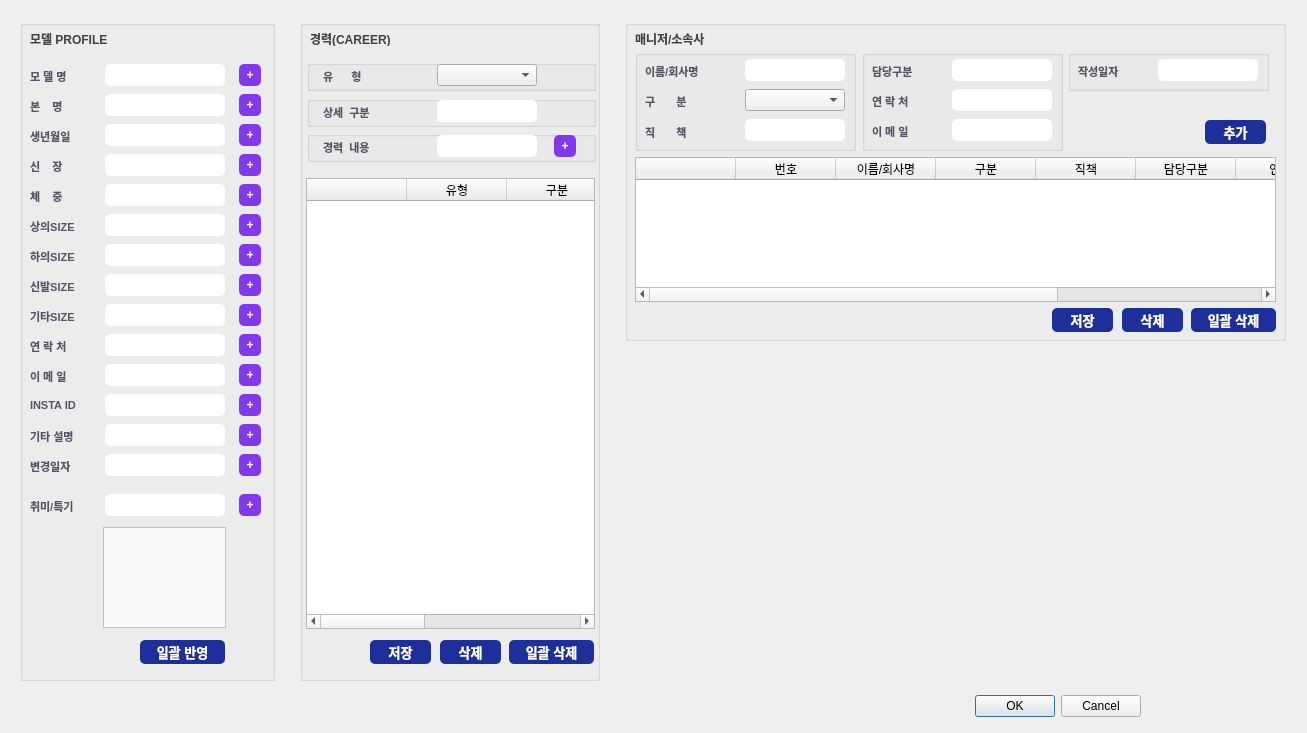
Qt form model_manager/model_info_window.ui (ahns13/model_mng_program) before a commit.
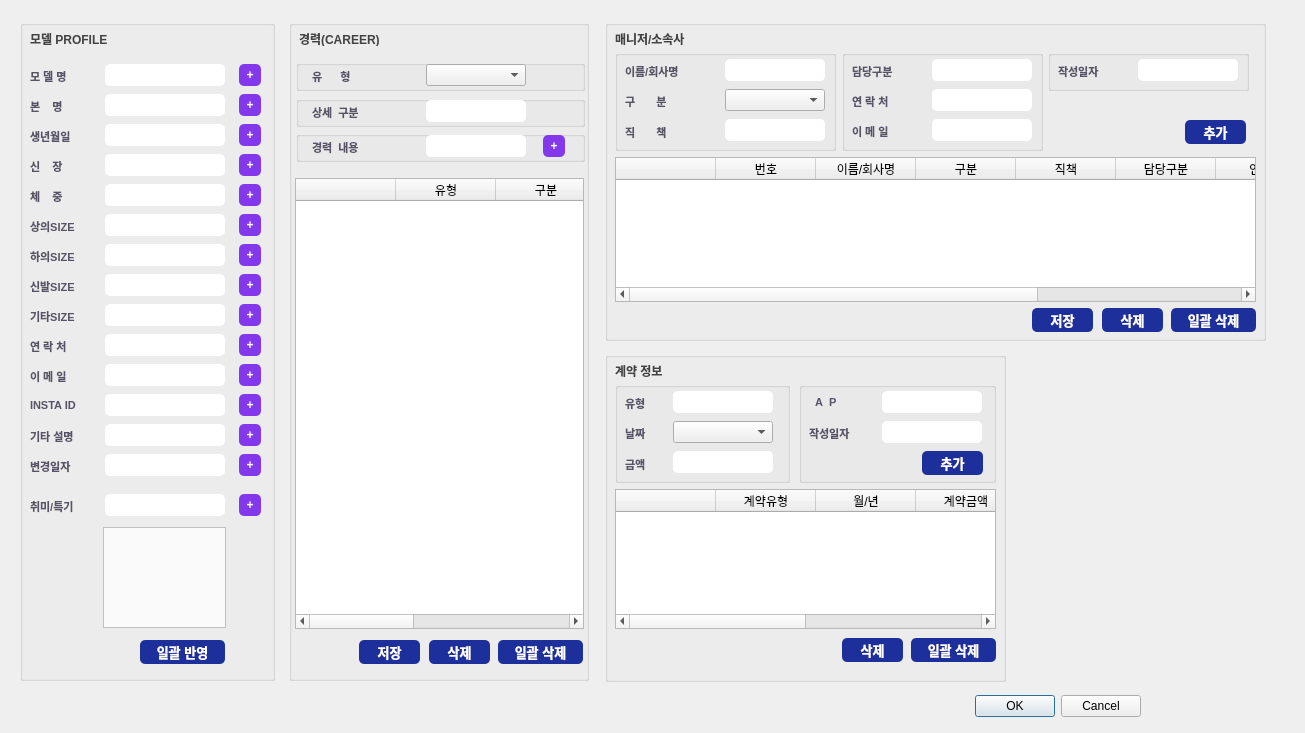
The same form after that commit.

```diff
--- a/model_manager/model_info_window.ui
+++ b/model_manager/model_info_window.ui
@@ -6,7 +6,7 @@
    <rect>
     <x>0</x>
     <y>0</y>
-    <width>1307</width>
+    <width>1305</width>
     <height>733</height>
    </rect>
   </property>
@@ -1181,7 +1181,7 @@
   <widget class="QGroupBox" name="groupBox_career">
    <property name="geometry">
     <rect>
-     <x>300</x>
+     <x>289</x>
      <y>20</y>
      <width>300</width>
      <height>661</height>
@@ -1492,7 +1492,7 @@
   <widget class="QGroupBox" name="groupBox_contact">
    <property name="geometry">
     <rect>
-     <x>625</x>
+     <x>605</x>
      <y>20</y>
      <width>661</width>
      <height>321</height>
@@ -1935,6 +1935,337 @@
     </property>
    </widget>
   </widget>
+  <widget class="QGroupBox" name="groupBox_contract">
+   <property name="geometry">
+    <rect>
+     <x>605</x>
+     <y>352</y>
+     <width>401</width>
+     <height>330</height>
+    </rect>
+   </property>
+   <property name="title">
+    <string/>
+   </property>
+   <widget class="QLabel" name="label_contract_title">
+    <property name="geometry">
+     <rect>
+      <x>10</x>
+      <y>10</y>
+      <width>111</width>
+      <height>16</height>
+     </rect>
+    </property>
+    <property name="styleSheet">
+     <string notr="true">border: none;</string>
+    </property>
+    <property name="text">
+     <string>&lt;html&gt;&lt;head/&gt;&lt;body&gt;&lt;p&gt;&lt;span style=&quot; font-weight:600; color:#424242;&quot;&gt;계약 정보&lt;/span&gt;&lt;/p&gt;&lt;/body&gt;&lt;/html&gt;</string>
+    </property>
+   </widget>
+   <widget class="QGroupBox" name="groupBox_contract_1">
+    <property name="geometry">
+     <rect>
+      <x>10</x>
+      <y>30</y>
+      <width>175</width>
+      <height>101</height>
+     </rect>
+    </property>
+    <property name="styleSheet">
+     <string notr="true"/>
+    </property>
+    <property name="title">
+     <string/>
+    </property>
+    <widget class="QComboBox" name="comboBox_contract_c_month">
+     <property name="geometry">
+      <rect>
+       <x>58</x>
+       <y>39</y>
+       <width>100</width>
+       <height>22</height>
+      </rect>
+     </property>
+     <property name="styleSheet">
+      <string notr="true"/>
+     </property>
+     <property name="duplicatesEnabled">
+      <bool>false</bool>
+     </property>
+     <property name="frame">
+      <bool>true</bool>
+     </property>
+    </widget>
+    <widget class="QLabel" name="label_contract_gubun">
+     <property name="geometry">
+      <rect>
+       <x>10</x>
+       <y>43</y>
+       <width>40</width>
+       <height>16</height>
+      </rect>
+     </property>
+     <property name="styleSheet">
+      <string notr="true">border: none;</string>
+     </property>
+     <property name="text">
+      <string>&lt;html&gt;&lt;head/&gt;&lt;body&gt;&lt;p align=&quot;justify&quot;&gt;&lt;span style=&quot; font-size:8pt; font-weight:600; color:#575266;&quot;&gt;날짜&lt;/span&gt;&lt;/p&gt;&lt;/body&gt;&lt;/html&gt;</string>
+     </property>
+    </widget>
+    <widget class="QLabel" name="label_contract_name">
+     <property name="geometry">
+      <rect>
+       <x>10</x>
+       <y>13</y>
+       <width>40</width>
+       <height>16</height>
+      </rect>
+     </property>
+     <property name="styleSheet">
+      <string notr="true">border: none;</string>
+     </property>
+     <property name="text">
+      <string>&lt;html&gt;&lt;head/&gt;&lt;body&gt;&lt;p align=&quot;justify&quot;&gt;&lt;span style=&quot; font-size:8pt; font-weight:600; color:#575266;&quot;&gt;유형&lt;/span&gt;&lt;/p&gt;&lt;/body&gt;&lt;/html&gt;</string>
+     </property>
+    </widget>
+    <widget class="QLineEdit" name="lineEdit_contract_type">
+     <property name="geometry">
+      <rect>
+       <x>58</x>
+       <y>9</y>
+       <width>100</width>
+       <height>22</height>
+      </rect>
+     </property>
+     <property name="styleSheet">
+      <string notr="true">background-color: rgb(255, 255, 255);
+border-radius: 5px;</string>
+     </property>
+    </widget>
+    <widget class="QLineEdit" name="lineEdit_contract_amount">
+     <property name="geometry">
+      <rect>
+       <x>58</x>
+       <y>69</y>
+       <width>100</width>
+       <height>22</height>
+      </rect>
+     </property>
+     <property name="styleSheet">
+      <string notr="true">background-color: rgb(255, 255, 255);
+border-radius: 5px;</string>
+     </property>
+    </widget>
+    <widget class="QLabel" name="label_contract_position">
+     <property name="geometry">
+      <rect>
+       <x>10</x>
+       <y>73</y>
+       <width>40</width>
+       <height>20</height>
+      </rect>
+     </property>
+     <property name="styleSheet">
+      <string notr="true">border: none;</string>
+     </property>
+     <property name="text">
+      <string>&lt;html&gt;&lt;head/&gt;&lt;body&gt;&lt;p align=&quot;justify&quot;&gt;&lt;span style=&quot; font-size:8pt; font-weight:600; color:#575266;&quot;&gt;금액&lt;/span&gt;&lt;/p&gt;&lt;/body&gt;&lt;/html&gt;</string>
+     </property>
+    </widget>
+   </widget>
+   <widget class="QGroupBox" name="groupBox_contract_2">
+    <property name="geometry">
+     <rect>
+      <x>194</x>
+      <y>30</y>
+      <width>197</width>
+      <height>101</height>
+     </rect>
+    </property>
+    <property name="styleSheet">
+     <string notr="true"/>
+    </property>
+    <property name="title">
+     <string/>
+    </property>
+    <widget class="QLabel" name="label_contract_data_date">
+     <property name="geometry">
+      <rect>
+       <x>10</x>
+       <y>43</y>
+       <width>60</width>
+       <height>16</height>
+      </rect>
+     </property>
+     <property name="styleSheet">
+      <string notr="true">border: none;</string>
+     </property>
+     <property name="text">
+      <string>&lt;html&gt;&lt;head/&gt;&lt;body&gt;&lt;p align=&quot;justify&quot;&gt;&lt;span style=&quot; font-size:8pt; font-weight:600; color:#575266;&quot;&gt;작성일자&lt;/span&gt;&lt;/p&gt;&lt;/body&gt;&lt;/html&gt;</string>
+     </property>
+    </widget>
+    <widget class="QLabel" name="label_contract_ap">
+     <property name="geometry">
+      <rect>
+       <x>10</x>
+       <y>13</y>
+       <width>60</width>
+       <height>16</height>
+      </rect>
+     </property>
+     <property name="styleSheet">
+      <string notr="true">border: none;</string>
+     </property>
+     <property name="text">
+      <string>&lt;html&gt;&lt;head/&gt;&lt;body&gt;&lt;p align=&quot;justify&quot;&gt;&lt;span style=&quot; font-size:8pt; font-weight:600; color:#575266;&quot;&gt;&amp;nbsp;&amp;nbsp;A&amp;nbsp;&amp;nbsp;P&amp;nbsp;&lt;/span&gt;&lt;/p&gt;&lt;/body&gt;&lt;/html&gt;</string>
+     </property>
+    </widget>
+    <widget class="QLineEdit" name="lineEdit_contract_ap">
+     <property name="geometry">
+      <rect>
+       <x>83</x>
+       <y>9</y>
+       <width>100</width>
+       <height>22</height>
+      </rect>
+     </property>
+     <property name="styleSheet">
+      <string notr="true">background-color: rgb(255, 255, 255);
+border-radius: 5px;</string>
+     </property>
+    </widget>
+    <widget class="QLineEdit" name="lineEdit_contract_data_date">
+     <property name="geometry">
+      <rect>
+       <x>83</x>
+       <y>39</y>
+       <width>100</width>
+       <height>22</height>
+      </rect>
+     </property>
+     <property name="styleSheet">
+      <string notr="true">background-color: rgb(255, 255, 255);
+border-radius: 5px;</string>
+     </property>
+    </widget>
+    <widget class="QPushButton" name="btn_contract_insert">
+     <property name="geometry">
+      <rect>
+       <x>123</x>
+       <y>69</y>
+       <width>61</width>
+       <height>24</height>
+      </rect>
+     </property>
+     <property name="cursor">
+      <cursorShape>PointingHandCursor</cursorShape>
+     </property>
+     <property name="styleSheet">
+      <string notr="true">font: 13px;
+font-weight: bold;
+background-color: rgb(28, 47, 154);
+color: white;
+border-radius: 5px;
+cursor: pointer;</string>
+     </property>
+     <property name="text">
+      <string>추가</string>
+     </property>
+    </widget>
+   </widget>
+   <widget class="QTableWidget" name="tableWidget_contract">
+    <property name="geometry">
+     <rect>
+      <x>10</x>
+      <y>137</y>
+      <width>381</width>
+      <height>140</height>
+     </rect>
+    </property>
+    <property name="editTriggers">
+     <set>QAbstractItemView::DoubleClicked</set>
+    </property>
+    <column>
+     <property name="text">
+      <string/>
+     </property>
+    </column>
+    <column>
+     <property name="text">
+      <string>계약유형</string>
+     </property>
+    </column>
+    <column>
+     <property name="text">
+      <string>월/년</string>
+     </property>
+    </column>
+    <column>
+     <property name="text">
+      <string>계약금액</string>
+     </property>
+    </column>
+    <column>
+     <property name="text">
+      <string>AP</string>
+     </property>
+    </column>
+    <column>
+     <property name="text">
+      <string>작성일자</string>
+     </property>
+    </column>
+   </widget>
+   <widget class="QPushButton" name="btn_contract_all_delete">
+    <property name="geometry">
+     <rect>
+      <x>306</x>
+      <y>286</y>
+      <width>85</width>
+      <height>24</height>
+     </rect>
+    </property>
+    <property name="cursor">
+     <cursorShape>PointingHandCursor</cursorShape>
+    </property>
+    <property name="styleSheet">
+     <string notr="true">font: 13px;
+font-weight: bold;
+background-color: rgb(28, 47, 154);
+color: white;
+border-radius: 5px;
+cursor: pointer;</string>
+    </property>
+    <property name="text">
+     <string>일괄 삭제</string>
+    </property>
+   </widget>
+   <widget class="QPushButton" name="btn_contract_delete">
+    <property name="geometry">
+     <rect>
+      <x>237</x>
+      <y>286</y>
+      <width>61</width>
+      <height>24</height>
+     </rect>
+    </property>
+    <property name="cursor">
+     <cursorShape>PointingHandCursor</cursorShape>
+    </property>
+    <property name="styleSheet">
+     <string notr="true">font: 13px;
+font-weight: bold;
+background-color: rgb(28, 47, 154);
+color: white;
+border-radius: 5px;
+cursor: pointer;</string>
+    </property>
+    <property name="text">
+     <string>삭제</string>
+    </property>
+   </widget>
+  </widget>
   <zorder>groupBox_career</zorder>
   <zorder>buttonBox</zorder>
   <zorder>groupBox_profile</zorder>
```
Left out of the diff: 1 changed line with no effect on the pictures.
